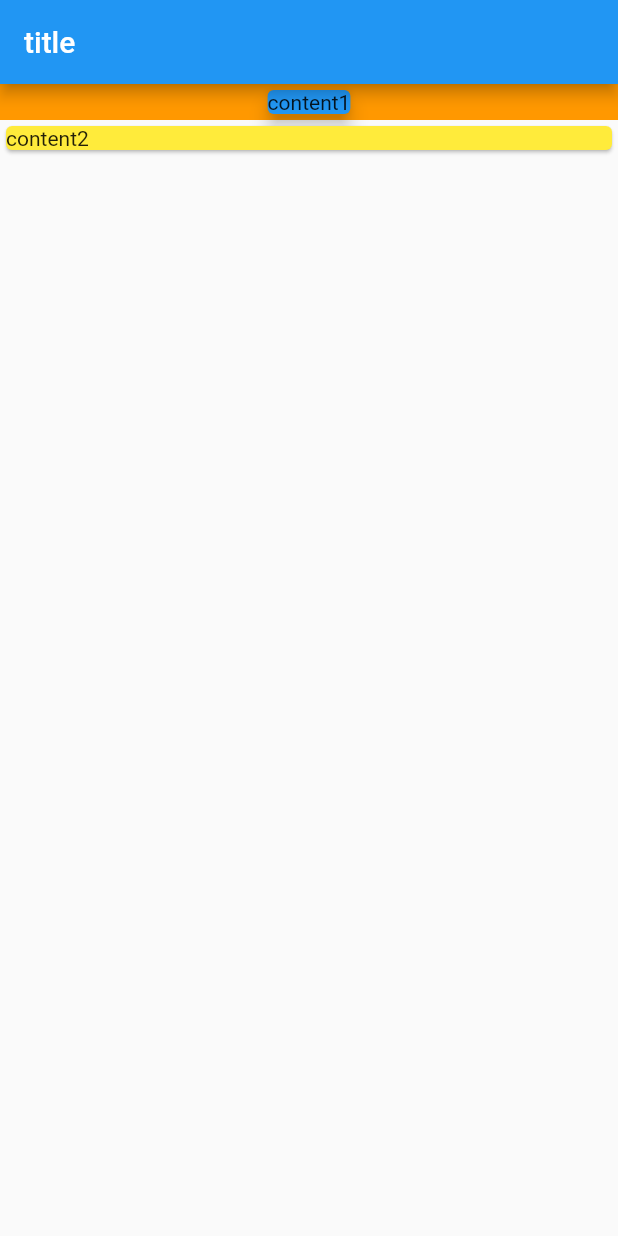
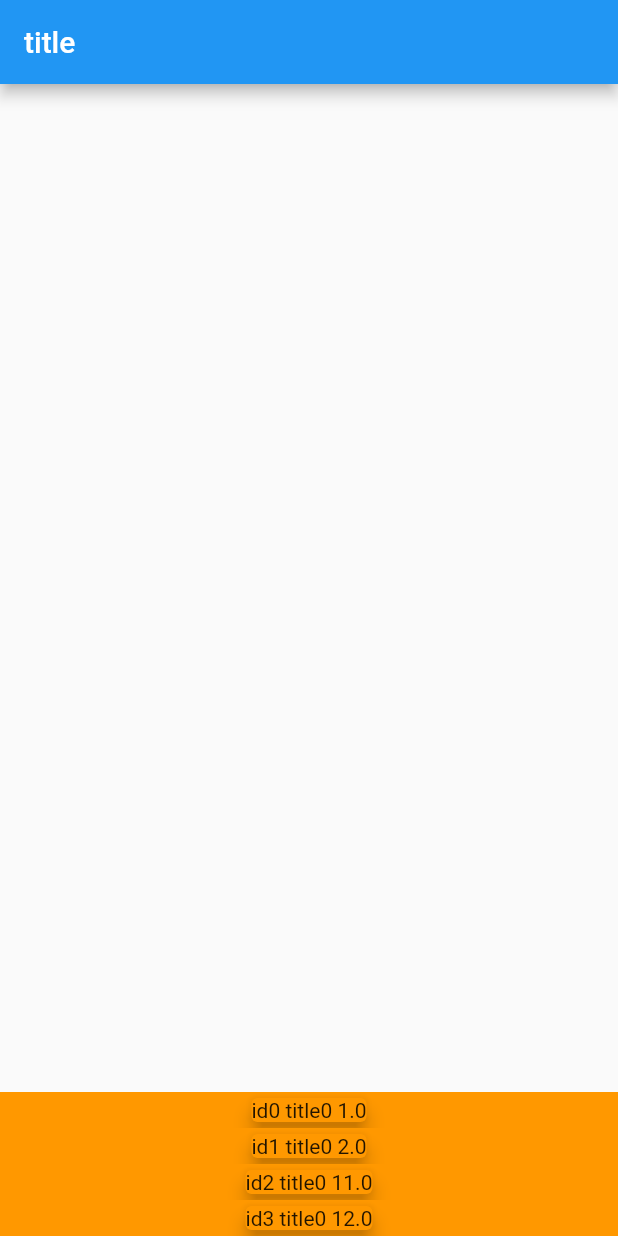
Before and after one commit to Dast1Woop/Flutter-Dart---The-Complete-Guide, a Flutter app: the screen it shows after launch, on a phone screen of 412 x 824 dp. Run offline on Flutter 3.47's test engine with Material 2 defaults, Android fonts, the phone set to English and light mode, and no system bars.

Commit message:
new class and ... syntax

```diff
--- a/flutter_guide_section4/lib/main.dart
+++ b/flutter_guide_section4/lib/main.dart
@@ -1,5 +1,6 @@
 import 'package:flutter/material.dart';
 import 'package:flutter/widgets.dart';
+import 'package:flutter_guide_section4/transaction.dart';
 
 void main(List<String> args) {
   runApp(App());
@@ -7,6 +8,33 @@ void main(List<String> args) {
 
 class App extends StatelessWidget {
   // const App({ Key? key }) : super(key: key);
+
+  final List<Transaction> transactionsArr = [
+    Transaction(
+      id: "id0",
+      title: "title0",
+      price: 1,
+      date: DateTime.now(),
+    ),
+    Transaction(
+      id: "id1",
+      title: "title0",
+      price: 2,
+      date: DateTime.now(),
+    ),
+    Transaction(
+      id: "id2",
+      title: "title0",
+      price: 11,
+      date: DateTime.now(),
+    ),
+    Transaction(
+      id: "id3",
+      title: "title0",
+      price: 12,
+      date: DateTime.now(),
+    ),
+  ];
 
   @override
   Widget build(BuildContext context) {
@@ -18,23 +46,22 @@ class App extends StatelessWidget {
           ),
         ),
         body: Column(
-          mainAxisAlignment: MainAxisAlignment.start,
+          mainAxisAlignment: MainAxisAlignment.end,
           crossAxisAlignment: CrossAxisAlignment.stretch,
           children: [
-            Container(
+            //数组解包+匹配语法格式：...(arr).map((e){xx})
+            ...(transactionsArr).map((e) {
+              return Container(
                 child: Card(
-                color: Colors.blue,
-                child: Text("content1"),
+                  color: Colors.orange,
+                  child: Text(e.id + " " + e.title + " " + '${e.price}'),
                   elevation: 5, //阴影
                 ),
                 width: double.infinity,
                 alignment: Alignment.center,
                 color: Colors.orange,
-            ),
-            Card(
-              color: Colors.yellow,
-              child: Text("content2"),
-            ),
+              );
+            }).toList(),
           ],
         ),
       ),
--- /dev/null
+++ b/flutter_guide_section4/lib/transaction.dart
@@ -0,0 +1,15 @@
+import 'package:flutter/material.dart';
+
+class Transaction {
+  final String id;
+  final String title;
+  final double price;
+  final DateTime date;
+
+  Transaction({
+    required this.id,
+    required this.title,
+    required this.price,
+    required this.date,
+  });
+}
```
Lines whose indentation alone changed are shown as unchanged.
